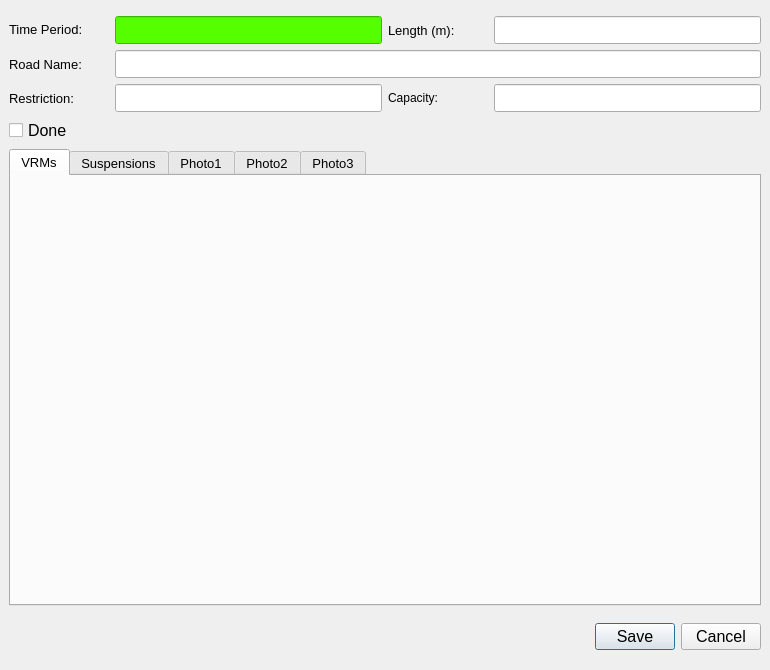
First picture: the form in ui/VRM_Demand_dialog_base.ui, repository tlh22/demandForm, before the edit.
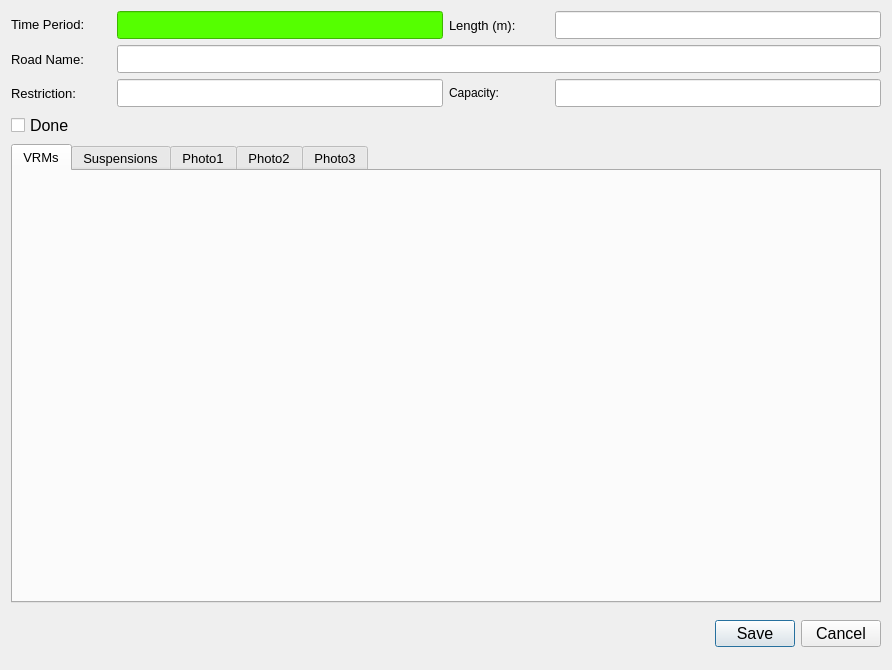
Second picture: the form after the edit.

Commit message: form structure

Diff of the .ui file:
```diff
--- a/ui/VRM_Demand_dialog_base.ui
+++ b/ui/VRM_Demand_dialog_base.ui
@@ -6,7 +6,7 @@
    <rect>
     <x>0</x>
     <y>0</y>
-    <width>770</width>
+    <width>892</width>
     <height>670</height>
    </rect>
   </property>
@@ -33,15 +33,8 @@
   <property name="sizeGripEnabled">
    <bool>false</bool>
   </property>
-  <widget class="QWidget" name="layoutWidget">
-   <property name="geometry">
-    <rect>
-     <x>9</x>
-     <y>16</y>
-     <width>752</width>
-     <height>646</height>
-    </rect>
-   </property>
+  <layout class="QGridLayout" name="gridLayout_6">
+   <item row="0" column="0">
    <layout class="QGridLayout" name="gridLayout_11">
     <item row="1" column="0">
      <widget class="QTabWidget" name="Details">
@@ -545,7 +538,8 @@
      </layout>
     </item>
    </layout>
-  </widget>
+   </item>
+  </layout>
  </widget>
  <tabstops>
   <tabstop>RoadName</tabstop>
```
Left out of the diff: 56 changed lines with no effect on the pictures. Lines whose indentation alone changed are shown as unchanged. The commit also changes 1 other file.
